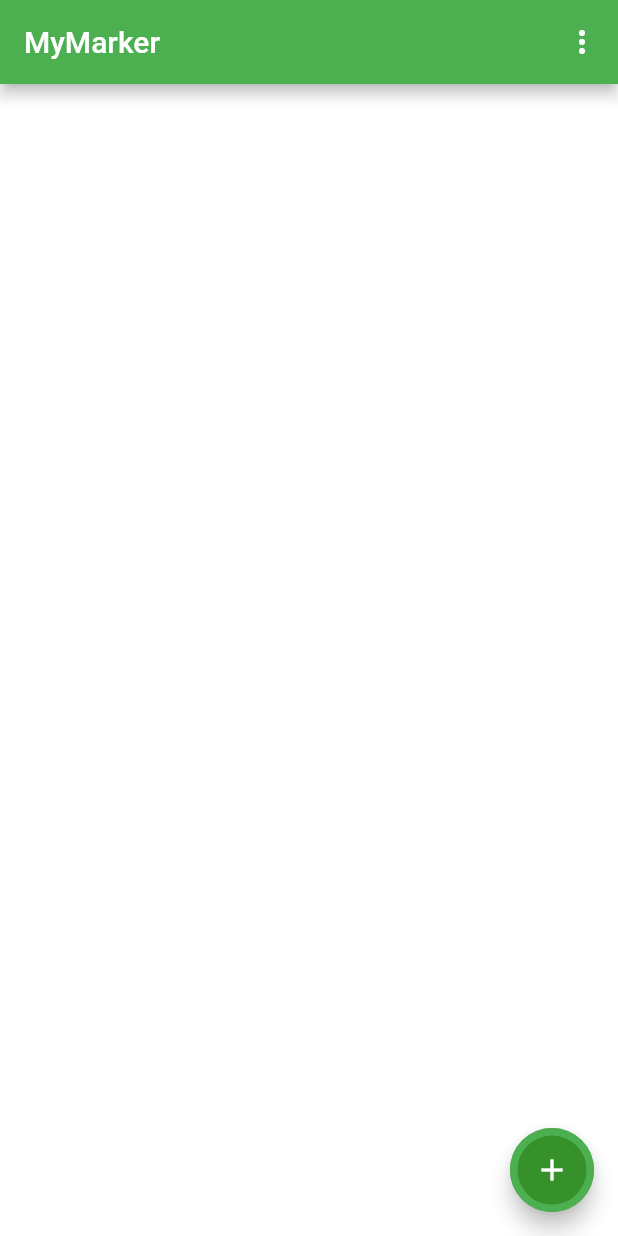
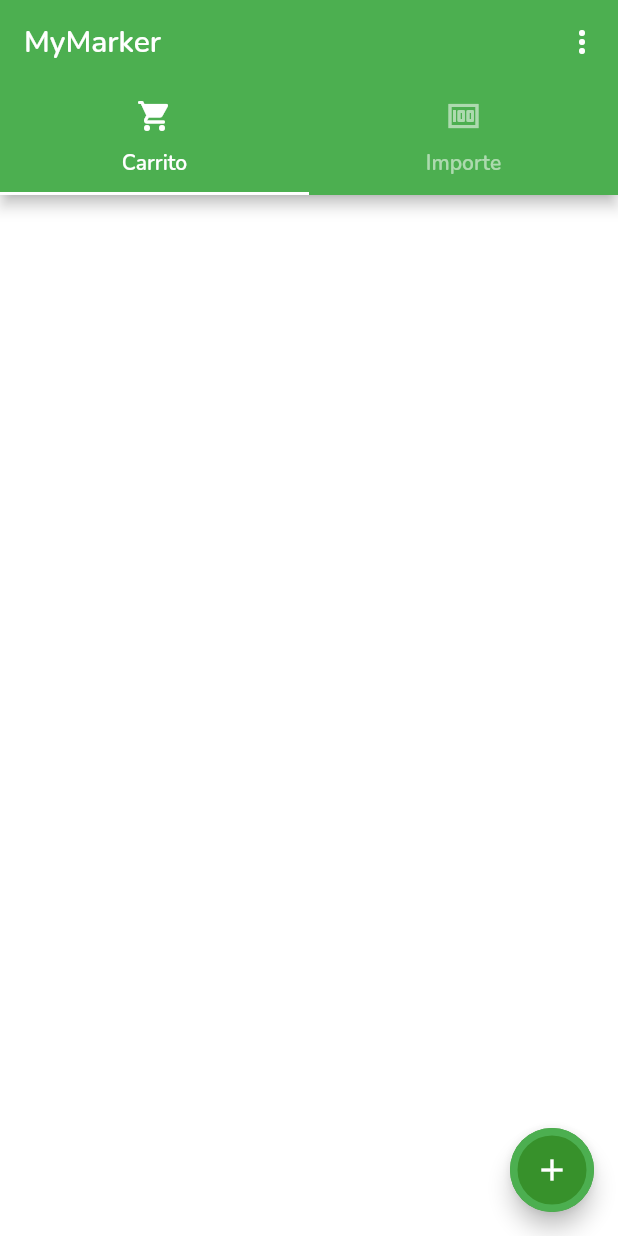
Before and after one commit to alateka/mymarker, a Flutter app: the screen it shows after launch, on a phone screen of 412 x 824 dp. Run offline on Flutter 3.47's test engine with Material 2 defaults, Android fonts, the phone set to English and light mode, and no system bars; our stand-ins replace dropdown_search, flutter_svg.

Commit message:
new: Added tabs

```diff
--- a/lib/main.dart
+++ b/lib/main.dart
@@ -1,6 +1,6 @@
 import 'package:flutter/material.dart';
 
-import 'package:mymarker/views/cart_page.dart';
+import 'package:mymarker/views/tabs.dart';
 
 void main() {
   runApp(const MyMarker());
@@ -14,10 +14,11 @@ class MyMarker extends StatelessWidget {
     return MaterialApp(
         title: 'MyMarker',
         theme: ThemeData(
+          fontFamily: 'Nunito',
           primarySwatch: Colors.green,
           scaffoldBackgroundColor: Colors.white,
         ),
         // darkTheme: ThemeData.dark(),
-        home: const CartPage());
+        home: const Tabs());
   }
 }
--- a/lib/views/add_item_page.dart
+++ b/lib/views/add_item_page.dart
@@ -30,6 +30,10 @@ class AddItemPage extends StatelessWidget {
               hintText: 'Escribe el producto (Ej: Leche, Huevos, etc)',
             ),
           ),
+          onSaved: (value) {
+            _writeLog(value!, cart);
+            Navigator.pop(context);
+          },
           onChanged: (value) {
             _writeLog(value!, cart);
             Navigator.pop(context);
--- /dev/null
+++ b/lib/views/tabs.dart
@@ -0,0 +1,56 @@
+import 'package:flutter/material.dart';
+import 'package:mymarker/views/about_page.dart';
+import 'package:mymarker/views/tabs_pages/amount_page.dart';
+import 'package:mymarker/views/tabs_pages/cart_page.dart';
+
+class Tabs extends StatefulWidget {
+  const Tabs({super.key});
+
+  @override
+  State<Tabs> createState() => _TabsState();
+}
+
+class _TabsState extends State<Tabs> {
+  @override
+  Widget build(BuildContext context) {
+    return DefaultTabController(
+        initialIndex: 0,
+        length: 2,
+        child: Scaffold(
+          appBar: AppBar(
+            title: const Text("MyMarker"),
+            actions: [
+              PopupMenuButton(itemBuilder: (context) {
+                return [
+                  const PopupMenuItem<int>(
+                    value: 0,
+                    child: Text("Sobre la APP"),
+                  ),
+                ];
+              }, onSelected: (value) {
+                if (value == 0) {
+                  Navigator.push(
+                    context,
+                    MaterialPageRoute(
+                      builder: (context) => const About(),
+                    ),
+                  );
+                }
+              })
+            ],
+            bottom: const TabBar(
+              labelColor: Colors.white,
+              unselectedLabelColor: Colors.white54,
+              tabs: [
+                Tab(icon: Icon(Icons.shopping_cart_rounded), text: "Carrito"),
+                Tab(icon: Icon(Icons.money), text: "Importe")
+              ],
+            ),
+          ),
+          body: const TabBarView(children: [
+            CartPage(),
+            AmountPage(),
+          ]),
+        ));
+  }
+}
```
Also changed, not shown: lib/models/food_list.dart (+7 -149 lines), lib/views/about_page.dart (added, +25 -0 lines), lib/views/tabs_pages/amount_page.dart (added, +38 -0 lines), lib/views/tabs_pages/cart_page.dart (renamed from lib/views/cart_page.dart, +4 -21 lines), pubspec.yaml (+8 -1 lines), assets/background_blur.jpg (deleted), assets/fonts/Nunito-SemiBold.ttf (added), pubspec.lock.
